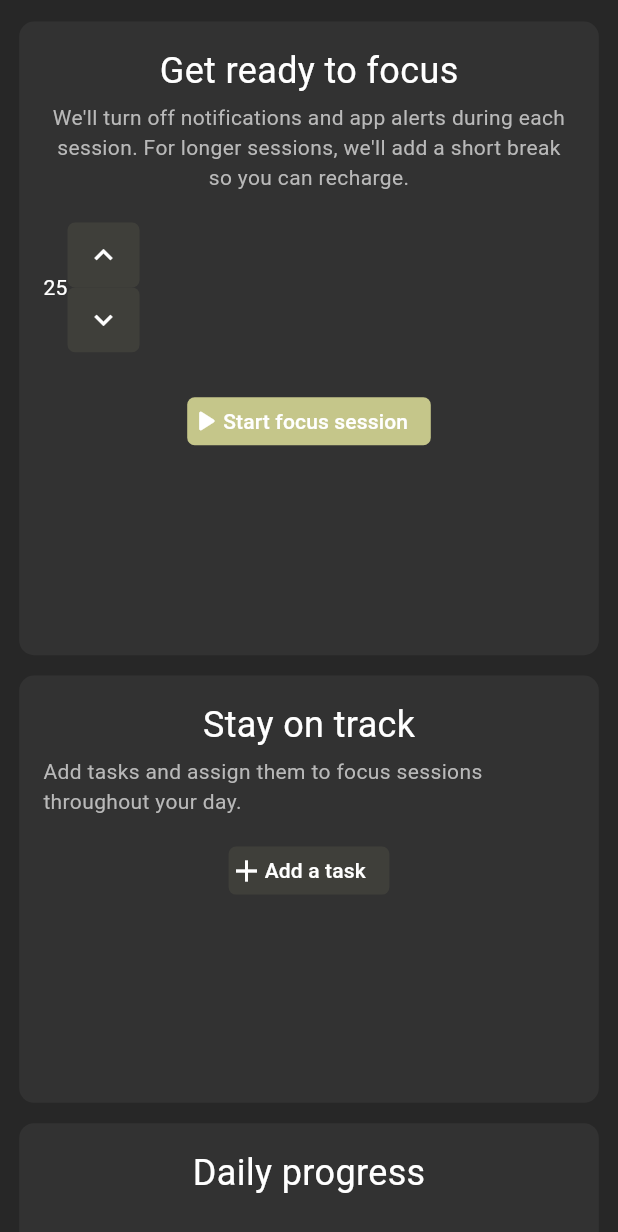
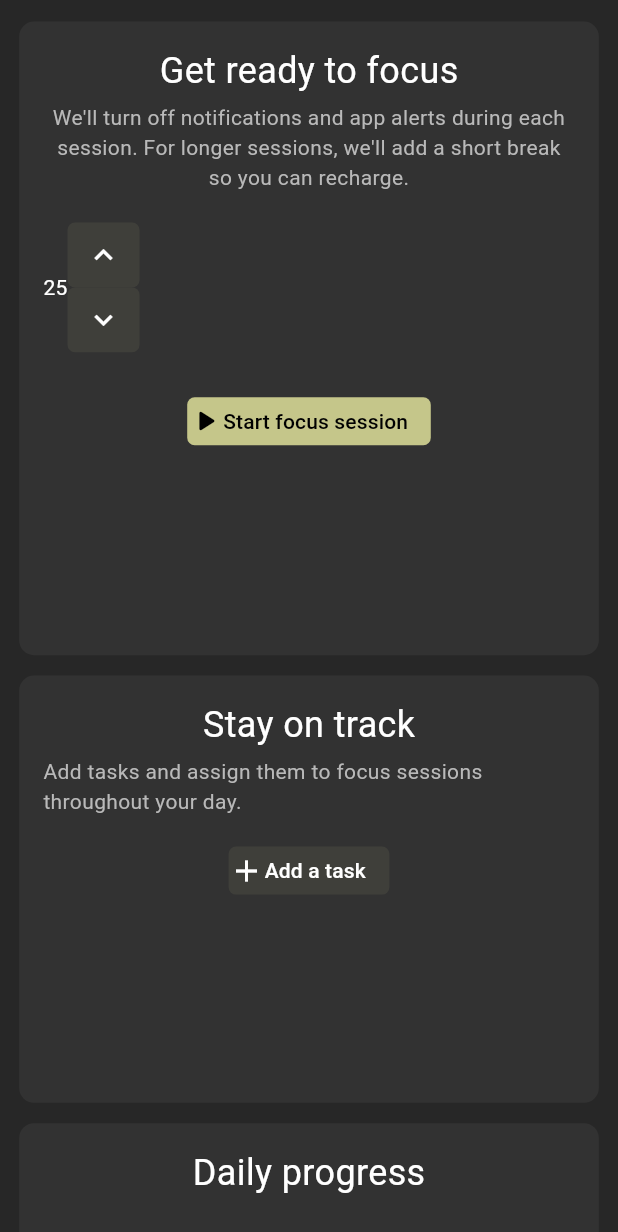
Before and after one commit to LeBern-Matthews/focus_app, a Flutter app: the screen it shows after launch, on a phone screen of 412 x 824 dp. Shown: the top 1232 px of the screen. Run offline on Flutter 3.47's test engine with Material 3 defaults, Android fonts, the phone set to English and light mode, and no system bars; missing offline and left inert: window_size.

Commit message:
Enhance focus session UI components and styling
- Centers the timer control elements for better visual alignment
- Improves button visibility by adding black text/icon colors to start button
- Removes unnecessary whitespace and formatting

These changes improve the overall visual consistency and usability of the focus session interface.

```diff
--- a/lib/components/right_side_containers_single/session.dart
+++ b/lib/components/right_side_containers_single/session.dart
@@ -17,7 +17,6 @@ class Session extends StatelessWidget {
                 childList: [
                   Text(
                     'Get ready to focus',
-
                     style: TextStyle(
                       color: const Color.fromRGBO(255, 255, 255, 1),
                       fontSize: 24,
@@ -35,7 +34,8 @@ class Session extends StatelessWidget {
                     ),
                   ),
                   SizedBox(height: 20),
-                  Row(
+                  Center(
+                    child: Row(
                       children: [
                         Text("25"),
                         Column(
@@ -46,9 +46,11 @@ class Session extends StatelessWidget {
                         ),
                       ],
                     ),
+                  ),
                   SizedBox(height: 30),
                   FocusActionButton(onPressed: () {},width: 162.4, hoverandFocusColor: Color.fromRGBO(182, 183, 129, 1), backgroundColor:Color.fromRGBO(197, 198, 138, 1),wchild: Row(
-                    children: [Icon(Icons.play_arrow_rounded), Text("Start focus session")],
+                    children: [Icon(Icons.play_arrow_rounded, color: Colors.black,), Text("Start focus session",
+                              style: TextStyle(color: Colors.black))],
                   ),)
                 ],
               );
```
Lines whose indentation alone changed are shown as unchanged.
